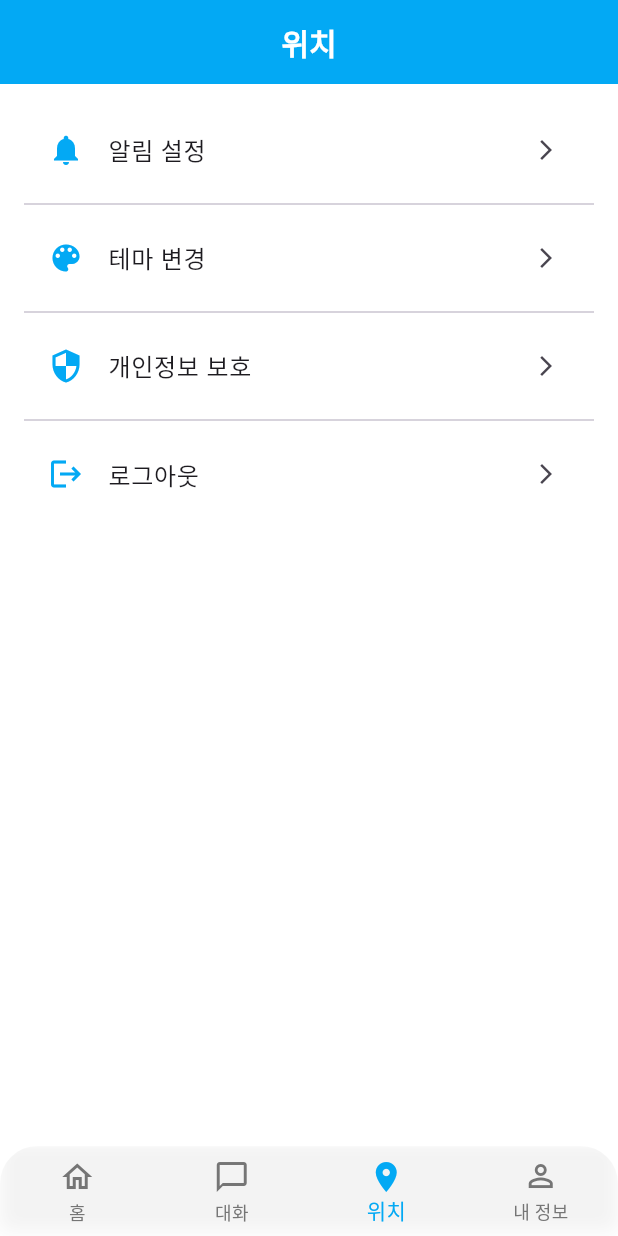
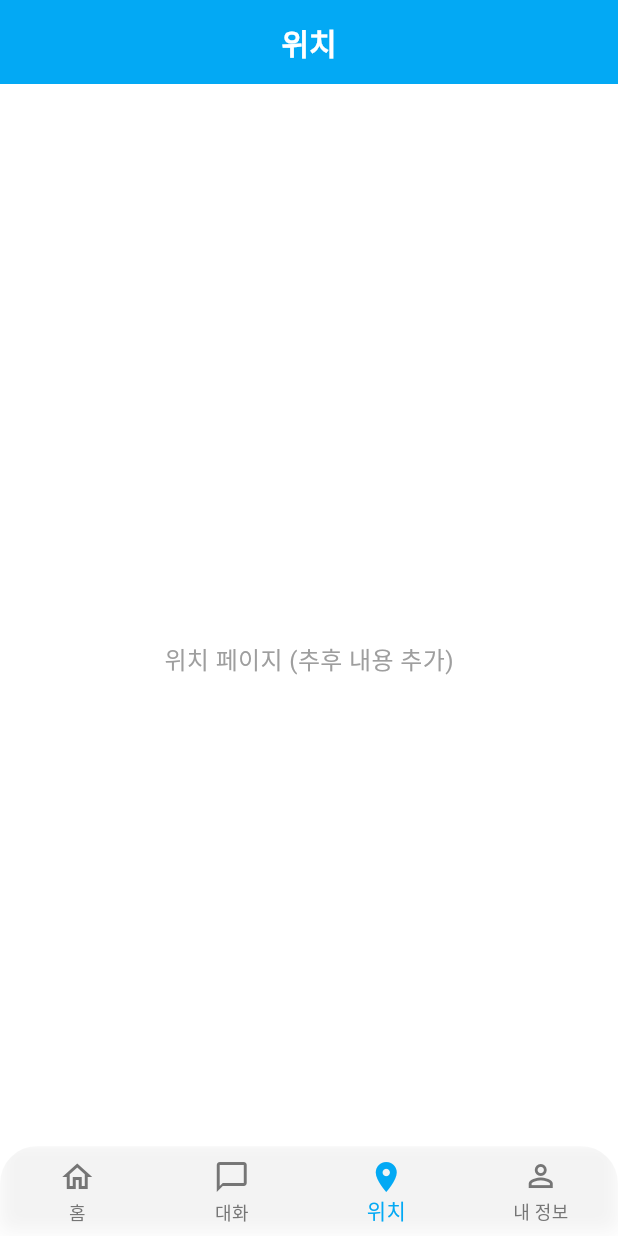
Before and after one commit to sss2013/osp-dartroll-project, a Flutter app: the MainScreen screen opened directly, item 3 of the bottom bar chosen, on a phone screen of 412 x 824 dp. Run offline on Flutter 3.47's test engine with Material 3 defaults, Android fonts, the phone set to English and light mode, and no system bars; our stand-ins replace flutter_dotenv; missing offline and left inert: flutter_naver_login, kakao_flutter_sdk.

Commit message:
Update main1.dart

```diff
--- a/lib/main1.dart
+++ b/lib/main1.dart
@@ -240,9 +240,11 @@ class _MainScreenState extends State<MainScreen> {
   final List<Widget> _pages = [
     HomePage(),
     ChatPage(),
-    SettingsPage(),
+    LocationPage(),
     ProfilePage(),
   ];
+
+
 
   @override
   Widget build(BuildContext context) {
@@ -619,7 +621,7 @@ class SettingsPage extends StatelessWidget {
       backgroundColor: Colors.white,
       appBar: AppBar(
         title: const Text(
-          "위치",
+          "설정",
           style: TextStyle(
             fontWeight: FontWeight.bold,
             fontSize: 20,
@@ -653,6 +655,34 @@ class SettingsPage extends StatelessWidget {
     );
   }
 }
+
+class LocationPage extends StatelessWidget {
+  @override
+  Widget build(BuildContext context) {
+    return Scaffold(
+      backgroundColor: Colors.white,
+      appBar: AppBar(
+        title: const Text(
+          "위치",
+          style: TextStyle(
+            fontWeight: FontWeight.bold,
+            fontSize: 20,
+            color: Colors.white,
+          ),
+        ),
+        centerTitle: true,
+        backgroundColor: Colors.lightBlue,
+      ),
+      body: Center(
+        child: Text(
+          "위치 페이지 (추후 내용 추가)",
+          style: TextStyle(color: Colors.grey, fontSize: 16),
+        ),
+      ),
+    );
+  }
+}
+
 
 class ProfilePage extends StatelessWidget {
   @override
```
